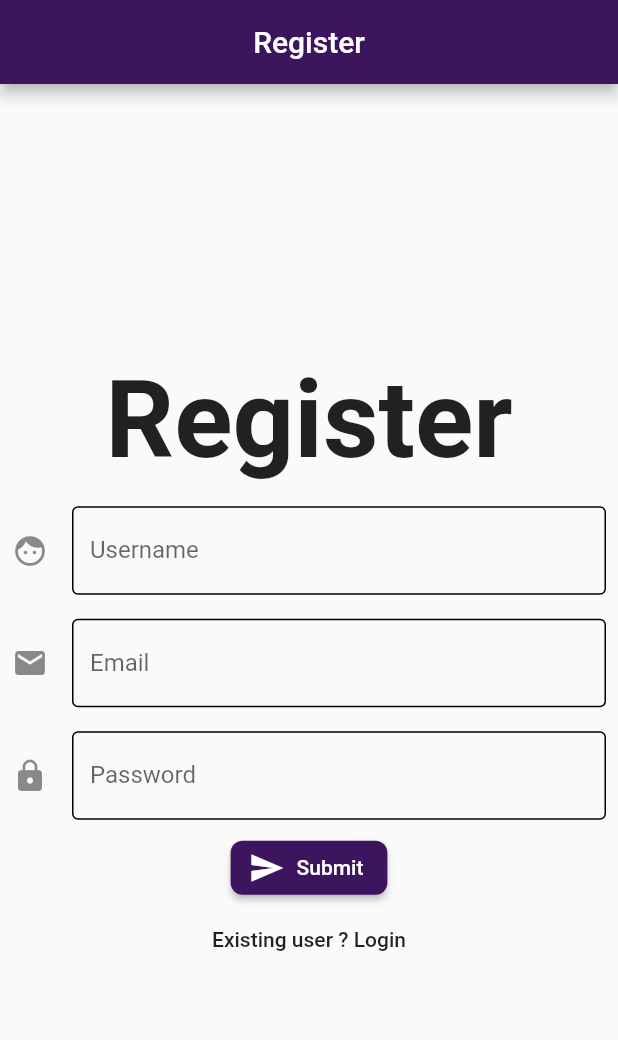
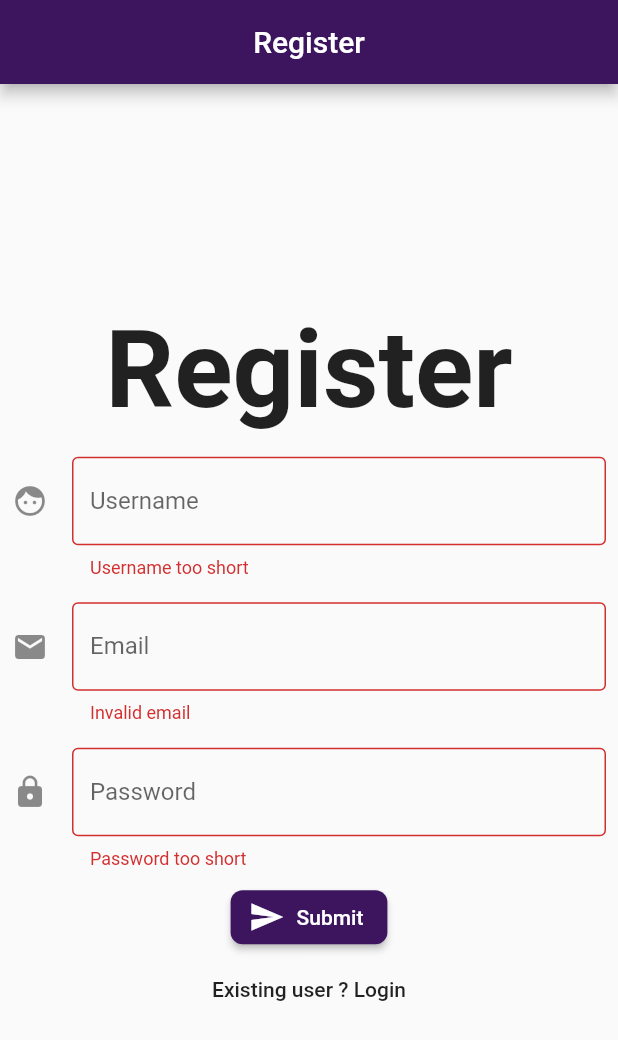
Before and after one commit to EpsilonDev/ecommerce_app, a Flutter app: the screen it shows after launch, after a tap on "Submit", on a phone screen of 412 x 824 dp. Shown: the top 1040 px of the screen. Run offline on Flutter 3.47's test engine with Material 2 defaults, Android fonts, the phone set to English and light mode, and no system bars.

Commit message:
adding register v2

```diff
--- a/lib/main.dart
+++ b/lib/main.dart
@@ -13,6 +13,7 @@ class MyApp extends StatelessWidget {
         brightness: Brightness.light,
         primaryColor: Color(0xff3d155f),
         accentColor: Color(0xffdf678c),
+        cursorColor: Colors.black,
         textTheme: TextTheme(
           headline: TextStyle( fontSize: 72.0, fontWeight: FontWeight.bold),
           title: TextStyle( fontSize: 36.0, fontStyle: FontStyle.normal),
--- a/lib/ui/register_page.dart
+++ b/lib/ui/register_page.dart
@@ -6,6 +6,20 @@ class RegisterPage extends StatefulWidget {
 }
 
 class _RegisterPageState extends State<RegisterPage> {
+
+  final _formKey = GlobalKey<FormState>();
+  String _username, _email, _pwd;
+
+  void _onSubmit() {
+    if( _formKey.currentState.validate() ) {
+      _formKey.currentState.save();
+      print('$_username, $_email, $_pwd');
+    } else {
+      print('Invalid');
+    }
+  }
+
+
   @override
   Widget build(BuildContext context) {
     return Scaffold(
@@ -13,7 +27,9 @@ class _RegisterPageState extends State<RegisterPage> {
       body: Center(
         child: Container(
           child: SingleChildScrollView(
-            child: Form(child: Column(
+            child: Form(
+              key: _formKey,
+              child: Column(
               children: <Widget>[
                 Padding(
                   padding: const EdgeInsets.all(8.0),
@@ -22,6 +38,8 @@ class _RegisterPageState extends State<RegisterPage> {
                 Padding(
                   padding: const EdgeInsets.all(8.0),
                   child: TextFormField(
+                    onSaved: (val) => _username = val,
+                    validator: (val) => val.length < 6 ? ('Username too short') : null,
                     decoration: InputDecoration(
                       enabledBorder: OutlineInputBorder(borderSide: BorderSide(color: Colors.black)),
                       border: OutlineInputBorder(),
@@ -34,6 +52,8 @@ class _RegisterPageState extends State<RegisterPage> {
                 Padding(
                   padding: const EdgeInsets.all(8.0),
                   child: TextFormField(
+                    onSaved: (val) => _email = val,
+                    validator: (val) => !val.contains('@') ? ('Invalid email') : null,
                     decoration: InputDecoration(
                       enabledBorder: OutlineInputBorder(borderSide: BorderSide(color: Colors.black)),
                       border: OutlineInputBorder(),
@@ -47,6 +67,8 @@ class _RegisterPageState extends State<RegisterPage> {
                   padding: const EdgeInsets.all(8.0),
                   child: TextFormField(
                     obscureText: true,
+                    onSaved: (val) => _pwd = val,
+                    validator: (val) => val.length < 6 ? ('Password too short') : null,
                     decoration: InputDecoration(
                       enabledBorder: OutlineInputBorder(borderSide: BorderSide(color: Colors.black)),
                       border: OutlineInputBorder(),
@@ -56,7 +78,7 @@ class _RegisterPageState extends State<RegisterPage> {
                   ),
                 ),
                 RaisedButton.icon(
-                  onPressed: () => print('Submit'),
+                  onPressed: _onSubmit,
                   icon: Icon(Icons.send, color: Colors.white),
                   color: Theme.of(context).primaryColor,
                   label: Text('Submit', style: TextStyle(color: Colors.white),),
```
